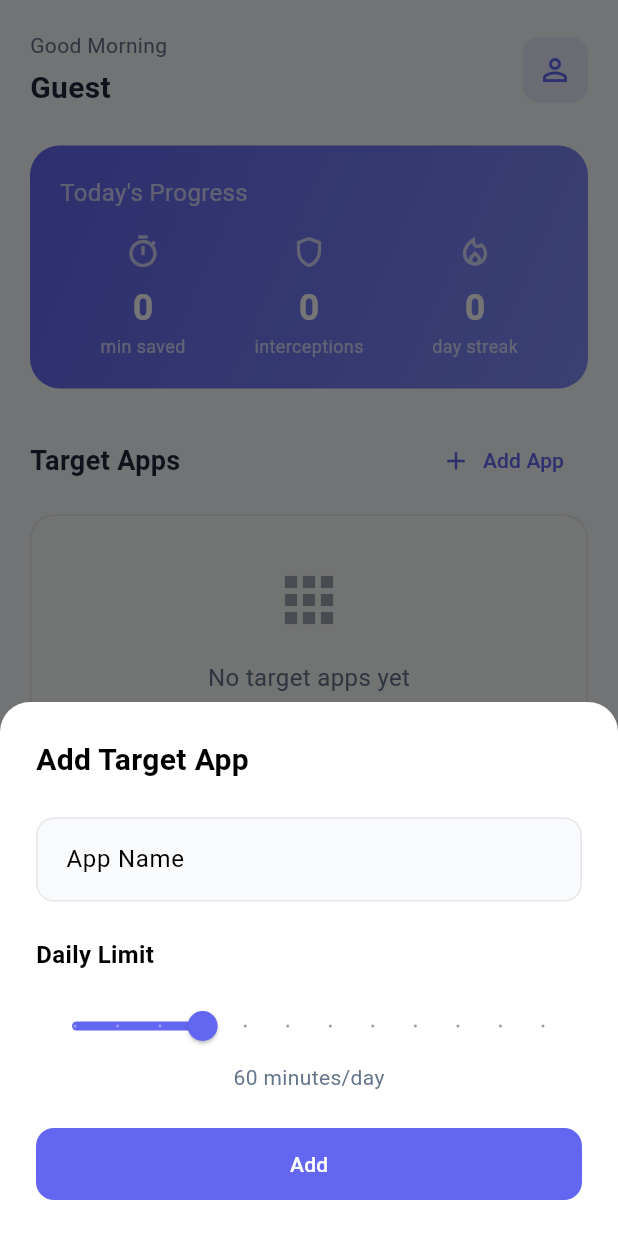
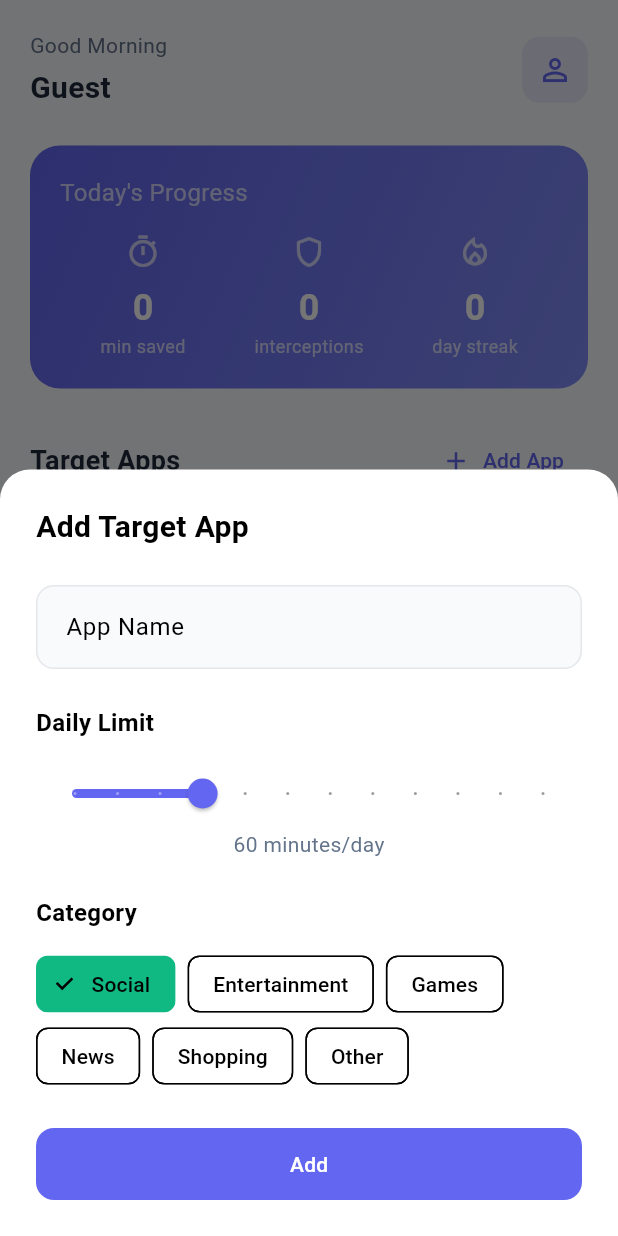
Before and after one commit to potato423/BreakFree-Flutter, a Flutter app: the HomeScreen screen opened directly, after a tap on "Add App", on a phone screen of 412 x 824 dp. Run offline on Flutter 3.47's test engine with Material 3 defaults, Android fonts, the light colour scheme and no system bars; our stand-ins replace shared_preferences, supabase_flutter; accounts and stored records are empty.

Commit message:
Fix: Add category parameter to TargetApp

```diff
--- a/lib/screens/home/home_screen.dart
+++ b/lib/screens/home/home_screen.dart
@@ -307,6 +307,7 @@ class _HomeScreenState extends State<HomeScreen> {
 
     final nameController = TextEditingController();
     int selectedMinutes = 60;
+    String selectedCategory = 'social';
 
     showModalBottomSheet(
       context: context,
@@ -370,6 +371,37 @@ class _HomeScreenState extends State<HomeScreen> {
                   ),
                 ),
                 const SizedBox(height: 24),
+                Text(
+                  lang.getString('Category', '分类'),
+                  style: const TextStyle(
+                    fontSize: 16,
+                    fontWeight: FontWeight.w600,
+                  ),
+                ),
+                const SizedBox(height: 12),
+                Wrap(
+                  spacing: 8,
+                  children: [
+                    'social',
+                    'entertainment',
+                    'game',
+                    'news',
+                    'shopping',
+                    'other',
+                  ].map((cat) {
+                    final isSelected = selectedCategory == cat;
+                    return ChoiceChip(
+                      label: Text(AppCategory.getName(cat)),
+                      selected: isSelected,
+                      onSelected: (selected) {
+                        if (selected) {
+                          setState(() => selectedCategory = cat);
+                        }
+                      },
+                    );
+                  }).toList(),
+                ),
+                const SizedBox(height: 24),
                 SizedBox(
                   width: double.infinity,
                   child: ElevatedButton(
@@ -379,6 +411,7 @@ class _HomeScreenState extends State<HomeScreen> {
                           id: DateTime.now().millisecondsSinceEpoch.toString(),
                           userId: auth.user!.id,
                           appName: nameController.text,
+                          category: selectedCategory,
                           dailyLimitMinutes: selectedMinutes,
                           createdAt: DateTime.now(),
                         );
```
